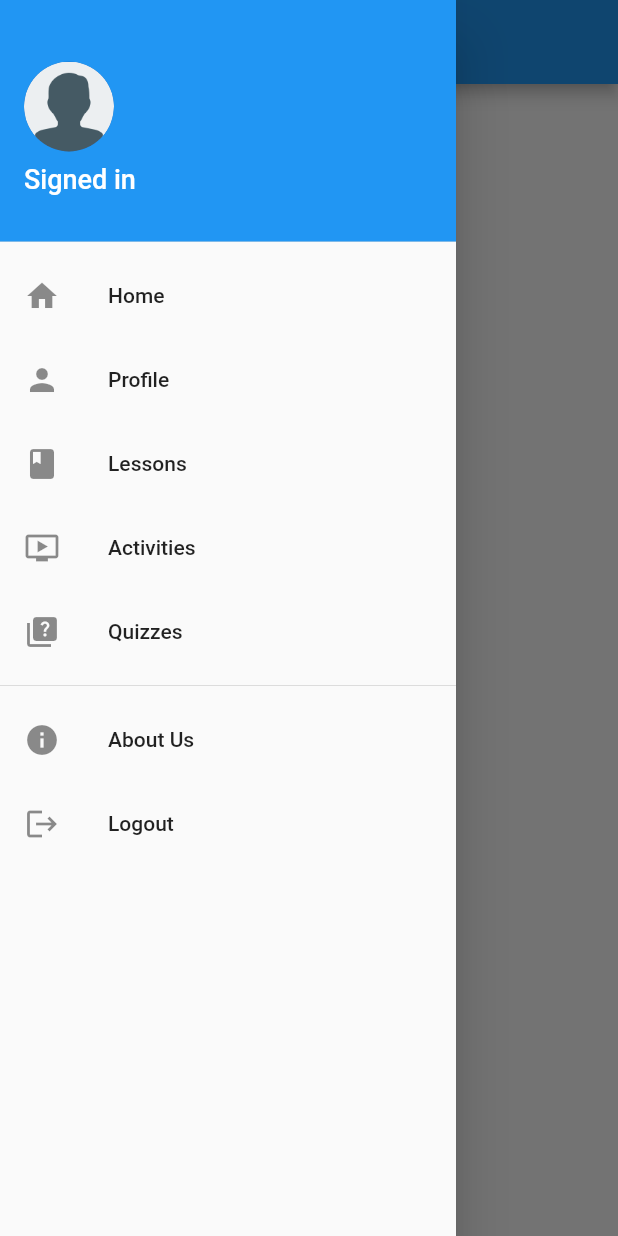
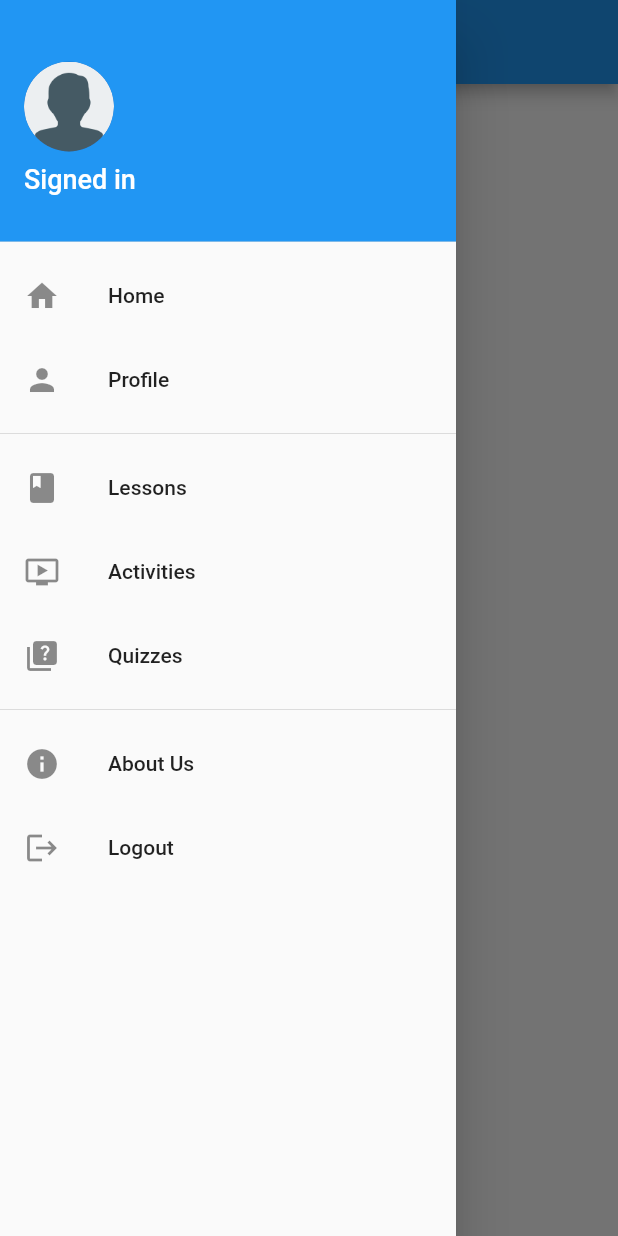
Before and after one commit to sagexfors/basicprog, a Flutter app: the HomePage screen opened directly, with the side drawer open, on a phone screen of 412 x 824 dp. Run offline on Flutter 3.47's test engine with Material 2 defaults, Android fonts, the phone set to English and light mode, and no system bars; our stand-ins replace cloud_firestore, firebase_auth, firebase_core, firebase_storage, flutter_svg, image_picker; accounts and stored records are empty; generated files the repository leaves out were written again.

Commit message:
Add Divider, change build.gradle version kotlin to 1.6.0

```diff
--- a/lib/Pages/home_page.dart
+++ b/lib/Pages/home_page.dart
@@ -240,6 +240,7 @@ class NavigationDrawer extends StatelessWidget {
               );
             },
           ),
+          const Divider(),
           DrawerItemWidget(
             icon: Icons.book,
             title: 'Lessons',
@@ -286,7 +287,6 @@ class NavigationDrawer extends StatelessWidget {
               Navigator.pushNamed(context, '/about-us');
             },
           ),
-          const Spacer(),
           DrawerItemWidget(
             icon: Icons.logout,
             title: 'Logout',
```
Also changed, not shown: 1 other file.
